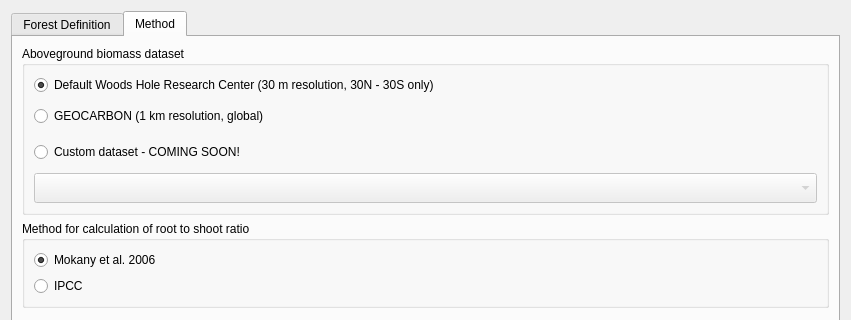
Before: the Qt Designer form LDMP/gui/DlgCalculateTCData.ui in ConservationInternational/trends.earth, drawn with Qt 5; both pictures show x 0 to 851 and y 0 to 320 of the 851 by 839 pixel window.
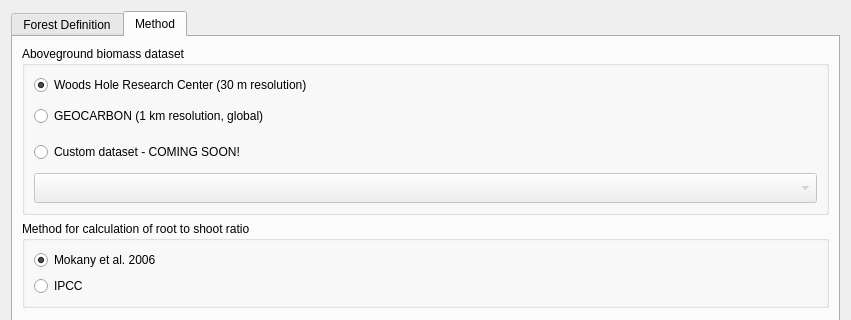
After: the same form once the commit is applied. Custom widgets are drawn as their Qt base class.

Commit message: Fix no data handling in carbon tool, and support global Woods Hole data.

Patch:
```diff
--- a/LDMP/gui/DlgCalculateTCData.ui
+++ b/LDMP/gui/DlgCalculateTCData.ui
@@ -342,7 +342,7 @@
           <item>
            <widget class="QRadioButton" name="radioButton_carbon_woods_hole">
             <property name="text">
-             <string>Default Woods Hole Research Center (30 m resolution, 30N - 30S only)</string>
+             <string>Woods Hole Research Center (30 m resolution)</string>
             </property>
             <property name="checked">
              <bool>true</bool>
```
The commit also changes 2 other files.
